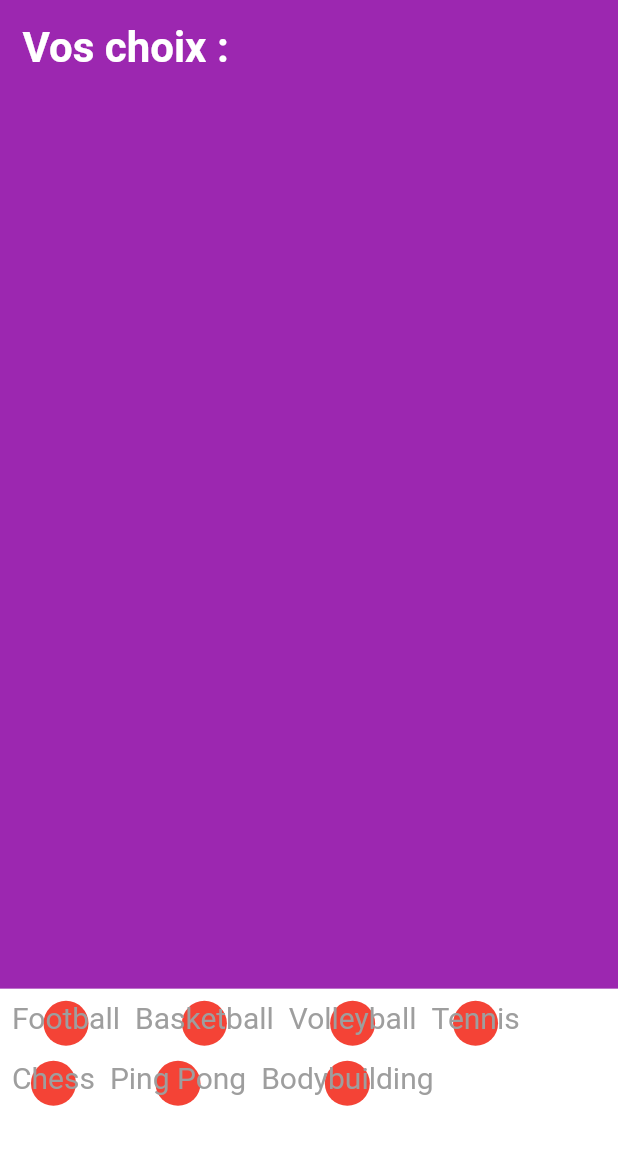
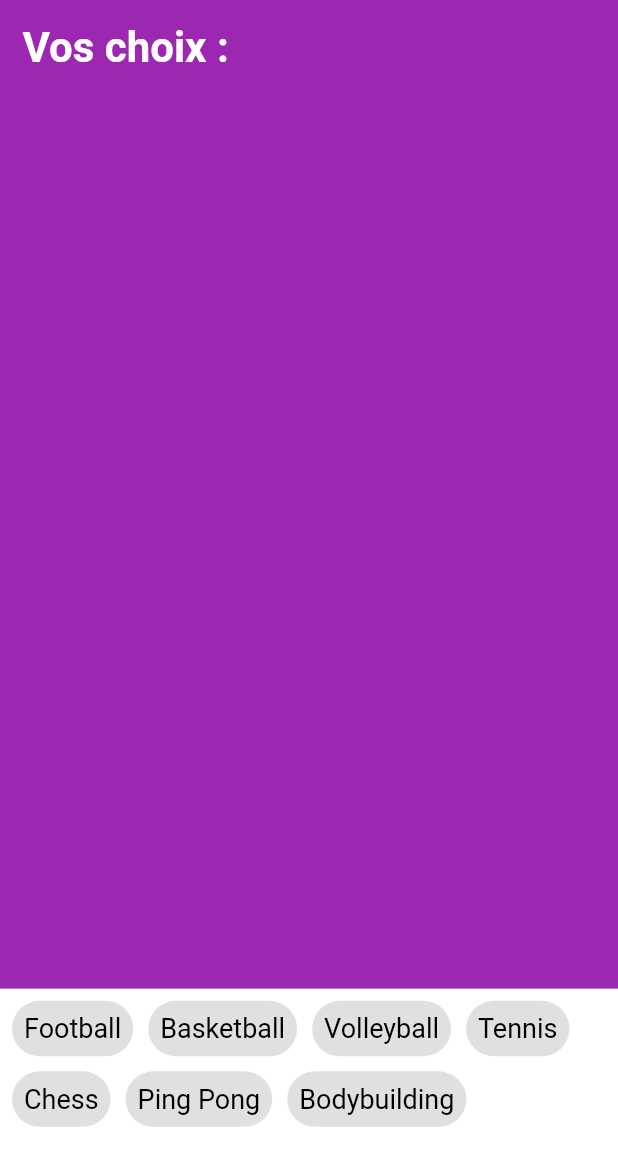
Before and after one commit to RemyMach/esgi_flutter_td, a Flutter app: the screen it shows after launch, on a phone screen of 412 x 824 dp. Shown: the top 1166 px of the screen. Run offline on Flutter 3.47's test engine with Material 2 defaults, Android fonts, the phone set to English and light mode, and no system bars.

Commit message:
add custom chip

```diff
--- a/lib/choice_item.dart
+++ b/lib/choice_item.dart
@@ -2,22 +2,32 @@ import 'package:flutter/material.dart';
 
 class ChoiceItem extends StatelessWidget {
   final String text;
+  final double sizeText;
+  final Color backgroundColor;
+  final Color textColor;
 
-  const ChoiceItem({Key? key, required this.text}) : super(key: key);
+  const ChoiceItem(
+      {Key? key,
+      required this.text,
+      required this.sizeText,
+      required this.textColor,
+      required this.backgroundColor})
+      : super(key: key);
 
   @override
   Widget build(BuildContext context) {
     return Container(
-        height: 30,
-        decoration: const BoxDecoration(
-          color: Colors.red,
-          shape: BoxShape.circle,
+      padding: const EdgeInsets.all(8),
+      decoration: BoxDecoration(
+        color: backgroundColor,
+        shape: BoxShape.rectangle,
+        borderRadius: BorderRadius.all(Radius.circular(20)),
       ),
       child: Text(
         text,
-          style: const TextStyle(
-            color: Colors.grey,
-            fontSize: 20,
+        style: TextStyle(
+          color: textColor,
+          fontSize: sizeText,
         ),
       ),
     );
--- a/lib/footer.dart
+++ b/lib/footer.dart
@@ -27,7 +27,11 @@ class Footer extends StatelessWidget {
           spacing: 10,
           runSpacing: 10,
           children: hobbies.map((element) {
-            return ChoiceItem(text: element);
+            return ChoiceItem(
+                text: element,
+                sizeText: 18,
+                textColor: Colors.black,
+                backgroundColor: Colors.black12);
           }).toList(),
         ),
       ),
```
Lines whose indentation alone changed are shown as unchanged.
